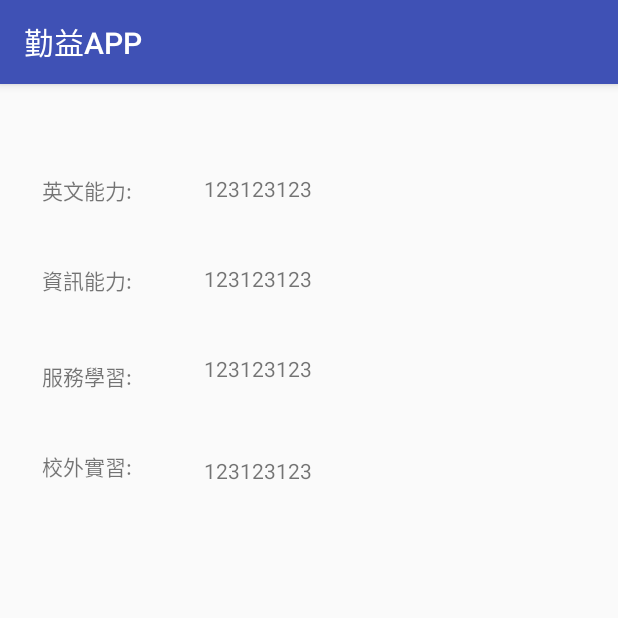
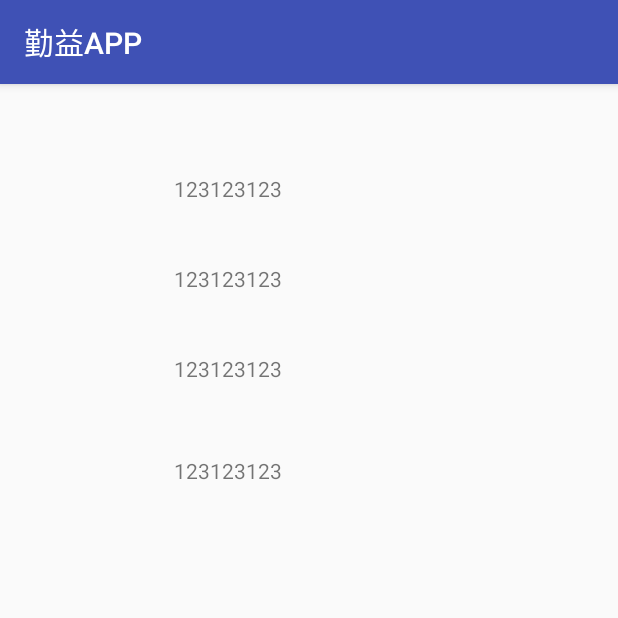
Before and after one commit to comid3212/mogege, an Android app: the Doorline screen opened directly, with no data from a screen before it, on a phone screen of 412 x 824 dp, the top half of it. Run offline under Robolectric (Android 15) with nearby library versions, the light colour scheme and no system bars; 10 statements that could not run were skipped.

Commit message:
畢業門檻修改完成

```diff
--- a/app/build.gradle
+++ b/app/build.gradle
@@ -16,6 +16,7 @@ android {
             proguardFiles getDefaultProguardFile('proguard-android.txt'), 'proguard-rules.pro'
         }
     }
+    buildToolsVersion '26.0.2'
 }
 
 dependencies {
--- a/app/src/main/java/com/example/user/myapplication/Doorline.java
+++ b/app/src/main/java/com/example/user/myapplication/Doorline.java
@@ -22,6 +22,7 @@ import java.util.ArrayList;
 public class Doorline extends AppCompatActivity {
     private String cookie;
     private TextView english_view,copysience_view,service_view,work_view;
+    private TextView textView2,textView3,textView4,textView5;
     private myHandler handler = new myHandler(this);
     class myHandler extends Handler{
         private WeakReference<Activity> reference;
@@ -40,6 +41,10 @@ public class Doorline extends AppCompatActivity {
         copysience_view = (TextView)findViewById(R.id.copysience_view);
         service_view = (TextView)findViewById(R.id.service_view );
         work_view = (TextView)findViewById(R.id.work_view);
+         textView2 = (TextView) findViewById(R.id.textView2);
+         textView3 = (TextView)findViewById(R.id.textView3);
+         textView4 = (TextView)findViewById(R.id.textView4 );
+         textView5 = (TextView)findViewById(R.id.textView5);
 
         new Thread(new Runnable() {
             @Override
@@ -58,20 +63,16 @@ public class Doorline extends AppCompatActivity {
                     }
                     Document document = Jsoup.parse(all.toString());
                     Elements information = document.getElementsByTag("span");
-                    ArrayList<String> className = new ArrayList<String>();
-                    for(int i=0;i<4;i++)
-                    {
-                        if(!information.get(i).text().equals("") )
-                              {
-                                  information.get(i).text().equals(information.get(i).text());
-                        } else {
-                            information.get(i).text().equals("");
-                        }
-                    }
+                    Document document2 = Jsoup.parse(all.toString());
+                    Elements information2 = document2.getElementsByTag("td");
                     english_view.setText(information.get(0).text());
                     copysience_view.setText(information.get(1).text());
                     service_view.setText(information.get(2).text());
                     work_view.setText(information.get(3).text());
+                    textView2.setText(information2.get(0).text());
+                    textView3.setText(information2.get(4).text());
+                    textView4.setText(information2.get(8).text());
+                    textView5.setText(information2.get(12).text());
                 } catch (IOException e) {
                     e.printStackTrace();
                 }
--- a/app/src/main/java/com/example/user/myapplication/slidermain.java
+++ b/app/src/main/java/com/example/user/myapplication/slidermain.java
@@ -247,10 +247,6 @@ public class slidermain extends AppCompatActivity
                         if(!info.attr("class").equals("null"))
 
                                 activitys.add("\n"+info.get(0).attr("title")+"\n" );
-
-
-
-
                    }
 
                     Message msg = new Message();
--- a/app/src/main/res/layout/activity_doorline.xml
+++ b/app/src/main/res/layout/activity_doorline.xml
@@ -10,9 +10,8 @@
         android:id="@+id/textView2"
         android:layout_width="wrap_content"
         android:layout_height="wrap_content"
-        android:layout_marginStart="28dp"
+        android:layout_marginStart="16dp"
         android:layout_marginTop="60dp"
-        android:text="英文能力:"
         app:layout_constraintStart_toStartOf="parent"
         app:layout_constraintTop_toTopOf="parent" />
 
@@ -20,9 +19,8 @@
         android:id="@+id/textView3"
         android:layout_width="wrap_content"
         android:layout_height="wrap_content"
-        android:layout_marginStart="28dp"
+        android:layout_marginStart="16dp"
         android:layout_marginTop="120dp"
-        android:text="資訊能力:"
         app:layout_constraintStart_toStartOf="parent"
         app:layout_constraintTop_toTopOf="parent" />
 
@@ -30,19 +28,17 @@
         android:id="@+id/textView4"
         android:layout_width="wrap_content"
         android:layout_height="wrap_content"
-        android:layout_marginStart="28dp"
-        android:layout_marginTop="184dp"
-        android:text="服務學習:"
+        android:layout_marginStart="16dp"
+        android:layout_marginTop="180dp"
         app:layout_constraintStart_toStartOf="parent"
         app:layout_constraintTop_toTopOf="parent" />
 
     <TextView
         android:id="@+id/textView5"
-        android:layout_width="60dp"
+        android:layout_width="100dp"
         android:layout_height="20dp"
-        android:layout_marginStart="28dp"
+        android:layout_marginStart="16dp"
         android:layout_marginTop="244dp"
-        android:text="校外實習:"
         app:layout_constraintStart_toStartOf="parent"
         app:layout_constraintTop_toTopOf="parent" />
 
@@ -50,7 +46,7 @@
         android:id="@+id/english_view"
         android:layout_width="wrap_content"
         android:layout_height="0dp"
-        android:layout_marginStart="136dp"
+        android:layout_marginStart="116dp"
         android:layout_marginTop="60dp"
         android:text="123123123"
         app:layout_constraintStart_toStartOf="parent"
@@ -60,7 +56,7 @@
         android:id="@+id/copysience_view"
         android:layout_width="wrap_content"
         android:layout_height="wrap_content"
-        android:layout_marginStart="136dp"
+        android:layout_marginStart="116dp"
         android:layout_marginTop="120dp"
         android:text="123123123"
         app:layout_constraintStart_toStartOf="parent"
@@ -70,7 +66,7 @@
         android:id="@+id/service_view"
         android:layout_width="wrap_content"
         android:layout_height="wrap_content"
-        android:layout_marginStart="136dp"
+        android:layout_marginStart="116dp"
         android:layout_marginTop="180dp"
         android:text="123123123"
         app:layout_constraintStart_toStartOf="parent"
@@ -81,7 +77,7 @@
         android:layout_width="wrap_content"
         android:layout_height="wrap_content"
         android:layout_marginBottom="8dp"
-        android:layout_marginStart="136dp"
+        android:layout_marginStart="116dp"
         android:layout_marginTop="244dp"
         android:text="123123123"
         app:layout_constraintBottom_toBottomOf="parent"
```
